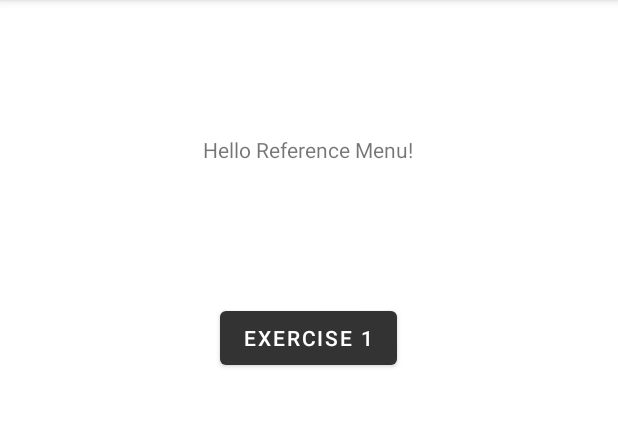
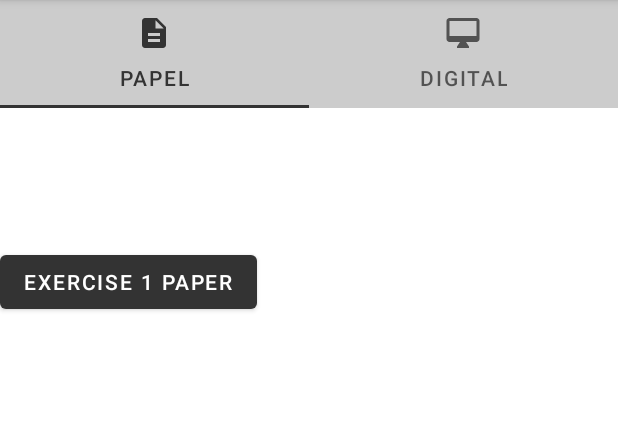
Before and after one commit to genaro56/ReferenciApp, an Android app: the ReferenceMenuFragment screen opened through its navigation route, on a phone screen of 412 x 824 dp, the part 84-511 px from its top. Run offline under Robolectric (Android 15) with nearby library versions, the phone set to English and light mode, and no system bars; our stand-ins replace data binding.

Commit message:
Add TabLayout to ReferenceMenuFragment
Now we can list exercises in the tablayout. We still need to see how
the navigation is supposed to be implemented.

```diff
--- a/app/build.gradle
+++ b/app/build.gradle
@@ -43,6 +43,9 @@ dependencies {
     implementation "androidx.navigation:navigation-fragment-ktx:$nav_version"
     implementation "androidx.navigation:navigation-ui-ktx:$nav_version"
 
+    // Fragment
+    implementation "androidx.fragment:fragment-ktx:1.2.4"
+
     // Material UI
     implementation 'com.google.android.material:material:1.1.0'
 }
--- /dev/null
+++ b/app/src/main/java/com/example/referenciapp/DigitalTabFragment.kt
@@ -0,0 +1,17 @@
+package com.example.referenciapp
+
+import android.os.Bundle
+import androidx.fragment.app.Fragment
+import android.view.LayoutInflater
+import android.view.View
+import android.view.ViewGroup
+
+class DigitalTabFragment : Fragment() {
+    override fun onCreateView(
+        inflater: LayoutInflater, container: ViewGroup?,
+        savedInstanceState: Bundle?
+    ): View? {
+        // Inflate the layout for this fragment
+        return inflater.inflate(R.layout.fragment_digital_tab, container, false)
+    }
+}
--- /dev/null
+++ b/app/src/main/java/com/example/referenciapp/PaperTabFragment.kt
@@ -0,0 +1,22 @@
+package com.example.referenciapp
+
+import android.os.Bundle
+import androidx.fragment.app.Fragment
+import android.view.LayoutInflater
+import android.view.View
+import android.view.ViewGroup
+
+/**
+ * A simple [Fragment] subclass.
+ */
+class PaperTabFragment : Fragment() {
+
+    override fun onCreateView(
+        inflater: LayoutInflater, container: ViewGroup?,
+        savedInstanceState: Bundle?
+    ): View? {
+        // Inflate the layout for this fragment
+        return inflater.inflate(R.layout.fragment_paper_tab, container, false)
+    }
+
+}
--- a/app/src/main/java/com/example/referenciapp/ReferenceMenuFragment.kt
+++ b/app/src/main/java/com/example/referenciapp/ReferenceMenuFragment.kt
@@ -13,29 +13,39 @@ import com.example.referenciapp.databinding.FragmentReferenceMenuBinding
  * A simple [Fragment] subclass.
  */
 class ReferenceMenuFragment : Fragment() {
-
     override fun onCreateView(
         inflater: LayoutInflater, container: ViewGroup?,
         savedInstanceState: Bundle?
     ): View? {
-        val binding : FragmentReferenceMenuBinding = DataBindingUtil.inflate(
+        val binding: FragmentReferenceMenuBinding = DataBindingUtil.inflate(
             inflater,
             R.layout.fragment_reference_menu,
             container,
             false
         )
 
-        // Navigation to Exercise Fragment
-        // This is only for testing/MVP purposes. Eventually we'll add
-        // more exercise entries
-        binding.exerciseButton.setOnClickListener(
-            Navigation.
-                createNavigateOnClickListener(
-                    R.id.action_referenceMenuFragment_to_exerciseFragment
-                )
-        )
+        var tabLayout = binding.tabLayout
+        var viewPager = binding.viewPager
+        var supportFragmentManager = requireActivity().supportFragmentManager
 
+        val adapter = ViewPagerAdapter(supportFragmentManager)
+        adapter.addFragment(PaperTabFragment(), "Papel")
+        adapter.addFragment(DigitalTabFragment(), "Digital")
+
+        viewPager.adapter = adapter
+        tabLayout.setupWithViewPager(viewPager)
+        tabLayout.getTabAt(0)!!.setIcon(R.drawable.ic_description_black_24dp)
+        tabLayout.getTabAt(1)!!.setIcon(R.drawable.ic_desktop_mac_black_24dp)
+
+//        // Navigation to Exercise Fragment
+//        // This is only for testing/MVP purposes. Eventually we'll add
+//        // more exercise entries
+//        binding.exerciseButton.setOnClickListener(
+//            Navigation.
+//                createNavigateOnClickListener(
+//                    R.id.action_referenceMenuFragment_to_exerciseFragment
+//                )
+//        )
         return binding.root
     }
-
 }
--- /dev/null
+++ b/app/src/main/java/com/example/referenciapp/ViewPagerAdapter.kt
@@ -0,0 +1,28 @@
+package com.example.referenciapp
+
+import androidx.fragment.app.Fragment
+import androidx.fragment.app.FragmentManager
+import androidx.fragment.app.FragmentStatePagerAdapter
+
+class ViewPagerAdapter(supportFragmentManager: FragmentManager) : FragmentStatePagerAdapter(supportFragmentManager) {
+
+    private val mFragmentList = ArrayList<Fragment>()
+    private val mFragmentTitleList = ArrayList<String>()
+
+    override fun getItem(position: Int): Fragment {
+        return mFragmentList.get(position)
+    }
+
+    override fun getCount(): Int {
+        return mFragmentList.size
+    }
+
+    override fun getPageTitle(position: Int): CharSequence? {
+        return mFragmentTitleList[position]
+    }
+
+    fun addFragment(fragment: Fragment, title: String) {
+        mFragmentList.add(fragment)
+        mFragmentTitleList.add(title)
+    }
+}
--- /dev/null
+++ b/app/src/main/res/drawable/ic_description_black_24dp.xml
@@ -0,0 +1,9 @@
+<vector xmlns:android="http://schemas.android.com/apk/res/android"
+        android:width="24dp"
+        android:height="24dp"
+        android:viewportWidth="24.0"
+        android:viewportHeight="24.0">
+    <path
+        android:fillColor="#FF000000"
+        android:pathData="M14,2L6,2c-1.1,0 -1.99,0.9 -1.99,2L4,20c0,1.1 0.89,2 1.99,2L18,22c1.1,0 2,-0.9 2,-2L20,8l-6,-6zM16,18L8,18v-2h8v2zM16,14L8,14v-2h8v2zM13,9L13,3.5L18.5,9L13,9z"/>
+</vector>
--- /dev/null
+++ b/app/src/main/res/drawable/ic_desktop_mac_black_24dp.xml
@@ -0,0 +1,9 @@
+<vector xmlns:android="http://schemas.android.com/apk/res/android"
+        android:width="24dp"
+        android:height="24dp"
+        android:viewportWidth="24.0"
+        android:viewportHeight="24.0">
+    <path
+        android:fillColor="#FF000000"
+        android:pathData="M21,2L3,2c-1.1,0 -2,0.9 -2,2v12c0,1.1 0.9,2 2,2h7l-2,3v1h8v-1l-2,-3h7c1.1,0 2,-0.9 2,-2L23,4c0,-1.1 -0.9,-2 -2,-2zM21,14L3,14L3,4h18v10z"/>
+</vector>
--- /dev/null
+++ b/app/src/main/res/layout/fragment_digital_tab.xml
@@ -0,0 +1,15 @@
+<?xml version="1.0" encoding="utf-8"?>
+<FrameLayout xmlns:android="http://schemas.android.com/apk/res/android"
+    xmlns:tools="http://schemas.android.com/tools"
+    android:layout_width="match_parent"
+    android:layout_height="match_parent"
+    tools:context=".DigitalTabFragment">
+
+    <Button
+        android:id="@+id/exerciseButton"
+        android:layout_width="wrap_content"
+        android:layout_height="wrap_content"
+        android:layout_marginTop="92dp"
+        android:text="Exercise 1 Digital"/>
+
+</FrameLayout>
--- /dev/null
+++ b/app/src/main/res/layout/fragment_paper_tab.xml
@@ -0,0 +1,15 @@
+<?xml version="1.0" encoding="utf-8"?>
+<FrameLayout xmlns:android="http://schemas.android.com/apk/res/android"
+    xmlns:tools="http://schemas.android.com/tools"
+    android:layout_width="match_parent"
+    android:layout_height="match_parent"
+    tools:context=".PaperTabFragment">
+
+    <Button
+        android:id="@+id/exerciseButton"
+        android:layout_width="wrap_content"
+        android:layout_height="wrap_content"
+        android:layout_marginTop="92dp"
+        android:text="Exercise 1 Paper"/>
+
+</FrameLayout>
--- a/app/src/main/res/layout/fragment_reference_menu.xml
+++ b/app/src/main/res/layout/fragment_reference_menu.xml
@@ -3,32 +3,29 @@
     xmlns:android="http://schemas.android.com/apk/res/android"
     xmlns:app="http://schemas.android.com/apk/res-auto">
 
-    <androidx.constraintlayout.widget.ConstraintLayout
-        android:id="@+id/referenceMenuConstraint"
+    <androidx.viewpager.widget.ViewPager
+        android:id="@+id/viewPager"
         android:layout_width="match_parent"
         android:layout_height="match_parent">
 
-        <TextView
-            android:id="@+id/textView2"
-            android:layout_width="wrap_content"
-            android:layout_height="wrap_content"
-            android:text="Hello Reference Menu!"
-            app:layout_constraintBottom_toBottomOf="parent"
-            app:layout_constraintHorizontal_bias="0.498"
-            app:layout_constraintLeft_toLeftOf="parent"
-            app:layout_constraintRight_toRightOf="parent"
-            app:layout_constraintTop_toTopOf="parent"
-            app:layout_constraintVertical_bias="0.12" />
+        <com.google.android.material.tabs.TabLayout
+            android:id="@+id/tabLayout"
+            android:layout_width="match_parent"
+            android:layout_height="wrap_content">
 
-        <Button
-            android:id="@+id/exerciseButton"
-            android:layout_width="wrap_content"
-            android:layout_height="wrap_content"
-            android:layout_marginTop="92dp"
-            android:text="Exercise 1"
-            app:layout_constraintEnd_toEndOf="parent"
-            app:layout_constraintHorizontal_bias="0.498"
-            app:layout_constraintStart_toStartOf="parent"
-            app:layout_constraintTop_toBottomOf="@+id/textView2" />
-    </androidx.constraintlayout.widget.ConstraintLayout>
+            <com.google.android.material.tabs.TabItem
+                android:layout_width="wrap_content"
+                android:layout_height="wrap_content"
+                android:icon="@drawable/ic_description_black_24dp"
+                android:text="Papel"/>
+
+            <com.google.android.material.tabs.TabItem
+                android:layout_width="wrap_content"
+                android:layout_height="wrap_content"
+                android:icon="@drawable/ic_desktop_mac_black_24dp"
+                android:text="Digital"/>
+
+        </com.google.android.material.tabs.TabLayout>
+    </androidx.viewpager.widget.ViewPager>
+
 </layout>
--- a/app/src/main/res/layout/fragment_title.xml
+++ b/app/src/main/res/layout/fragment_title.xml
@@ -34,7 +34,7 @@
             app:srcCompat="@drawable/list"/>
 
 
-        <com.google.android.material.button.MaterialButton
+        <Button
             android:id="@+id/listMenuButton"
             android:layout_width="210dp"
             android:layout_height="wrap_content"
```
